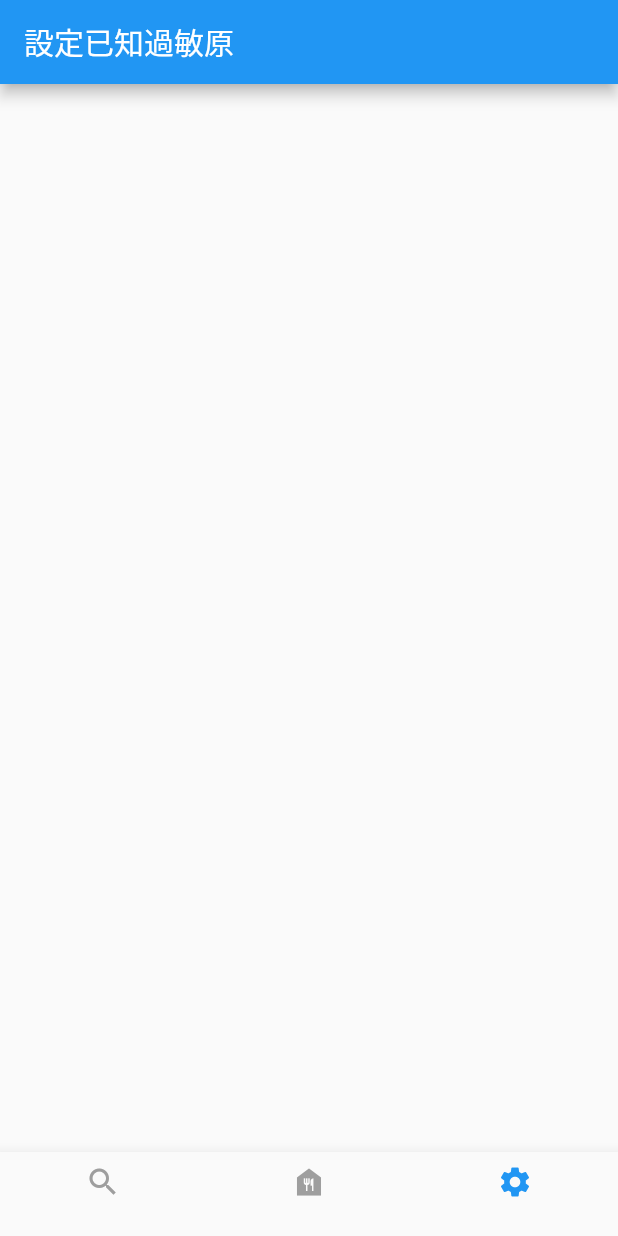
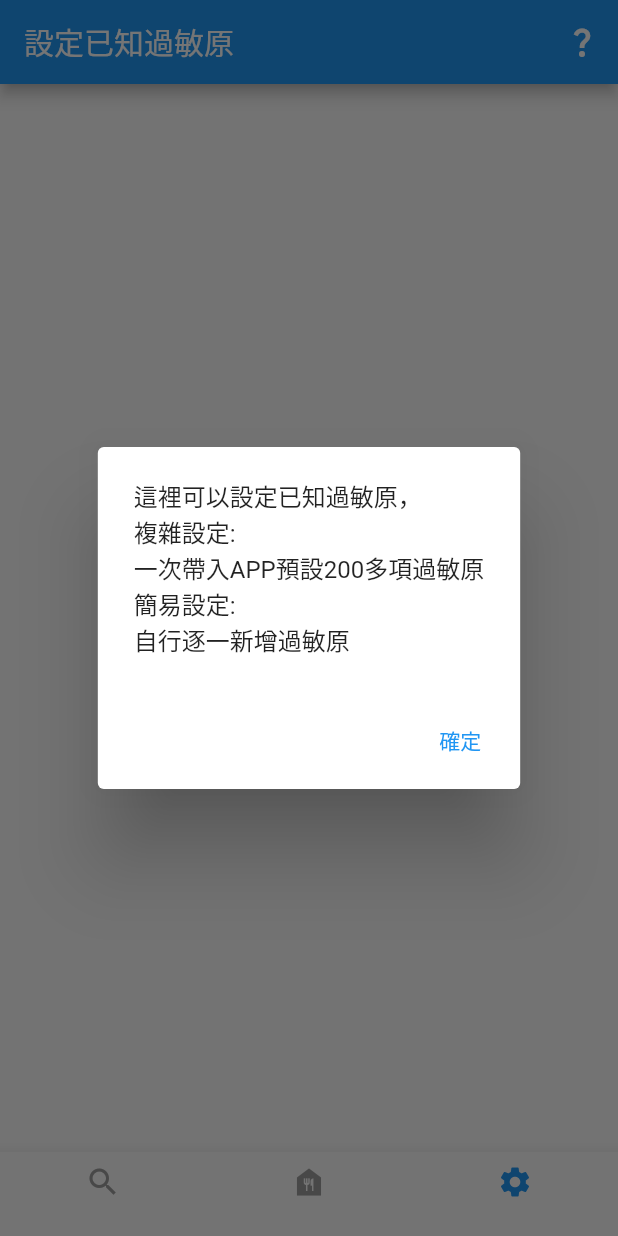
Before and after one commit to qqdog1/allergy_check, a Flutter app: the screen it shows after launch, on a phone screen of 412 x 824 dp. Run offline on Flutter 3.47's test engine with Material 2 defaults, Android fonts, the phone set to English and light mode, and no system bars; our stand-ins replace shared_preferences.

Commit message:
每一頁都加一個說明popup

```diff
--- a/lib/page/filter_page.dart
+++ b/lib/page/filter_page.dart
@@ -8,6 +8,34 @@ class FilterPage extends StatelessWidget {
     return Scaffold(
       appBar: AppBar(
         title: const Text('搜尋過敏原'),
+        actions: [
+          IconButton(
+            onPressed: () {
+              showPopup(context);
+            },
+            icon: const Icon(Icons.question_mark_sharp),
+          ),
+        ],
+      ),
+    );
+  }
+
+  Future<void> showPopup(BuildContext context) {
+    return showDialog<void>(
+      context: context,
+      barrierDismissible: false,
+      builder: (BuildContext context) => AlertDialog(
+        content: const Text('這裡可以設定已知過敏原，\n'
+            '複雜設定:\n'
+            '一次帶入APP預設200多項過敏原\n'
+            '簡易設定:\n'
+            '自行逐一新增過敏原'),
+        actions: [
+          TextButton(
+            onPressed: () => Navigator.pop(context),
+            child: const Text('確定'),
+          ),
+        ],
       ),
     );
   }
--- a/lib/page/food_search_page.dart
+++ b/lib/page/food_search_page.dart
@@ -8,6 +8,34 @@ class FoodSearchPage extends StatelessWidget {
     return Scaffold(
       appBar: AppBar(
         title: const Text('菜單過敏原查詢'),
+        actions: [
+          IconButton(
+            onPressed: () {
+              showPopup(context);
+            },
+            icon: const Icon(Icons.question_mark_sharp),
+          ),
+        ],
+      ),
+    );
+  }
+
+  Future<void> showPopup(BuildContext context) {
+    return showDialog<void>(
+      context: context,
+      barrierDismissible: false,
+      builder: (BuildContext context) => AlertDialog(
+        content: const Text('這裡可以設定已知過敏原，\n'
+            '複雜設定:\n'
+            '一次帶入APP預設200多項過敏原\n'
+            '簡易設定:\n'
+            '自行逐一新增過敏原'),
+        actions: [
+          TextButton(
+            onPressed: () => Navigator.pop(context),
+            child: const Text('確定'),
+          ),
+        ],
       ),
     );
   }
--- a/lib/page/settings_page.dart
+++ b/lib/page/settings_page.dart
@@ -1,13 +1,69 @@
+import 'dart:developer';
+
 import 'package:flutter/material.dart';
+import 'package:shared_preferences/shared_preferences.dart';
 
-class SettingsPage extends StatelessWidget {
+class SettingsPage extends StatefulWidget {
   const SettingsPage({super.key});
+
+  @override
+  _SettingsPage createState() => _SettingsPage();
+}
+
+class _SettingsPage extends State<SettingsPage>
+    with SingleTickerProviderStateMixin {
+  bool isSet = false;
+
+  @override
+  void initState() {
+    super.initState();
+    initSharedPreferences();
+  }
+
+  Future<void> initSharedPreferences() async {
+    WidgetsFlutterBinding.ensureInitialized();
+    SharedPreferences prefs = await SharedPreferences.getInstance();
+    setState(() {
+      isSet = prefs.getBool('isSet') ?? false;
+      if (!isSet) {
+        showPopup(context);
+      }
+    });
+  }
 
   @override
   Widget build(BuildContext context) {
     return Scaffold(
       appBar: AppBar(
         title: const Text('設定已知過敏原'),
+        actions: [
+          IconButton(
+            onPressed: () {
+              showPopup(context);
+            },
+            icon: const Icon(Icons.question_mark_sharp),
+          ),
+        ],
+      ),
+    );
+  }
+
+  Future<void> showPopup(BuildContext context) {
+    return showDialog<void>(
+      context: context,
+      barrierDismissible: false,
+      builder: (BuildContext context) => AlertDialog(
+        content: const Text('這裡可以設定已知過敏原，\n'
+            '複雜設定:\n'
+            '一次帶入APP預設200多項過敏原\n'
+            '簡易設定:\n'
+            '自行逐一新增過敏原'),
+        actions: [
+          TextButton(
+            onPressed: () => Navigator.pop(context),
+            child: const Text('確定'),
+          ),
+        ],
       ),
     );
   }
```
